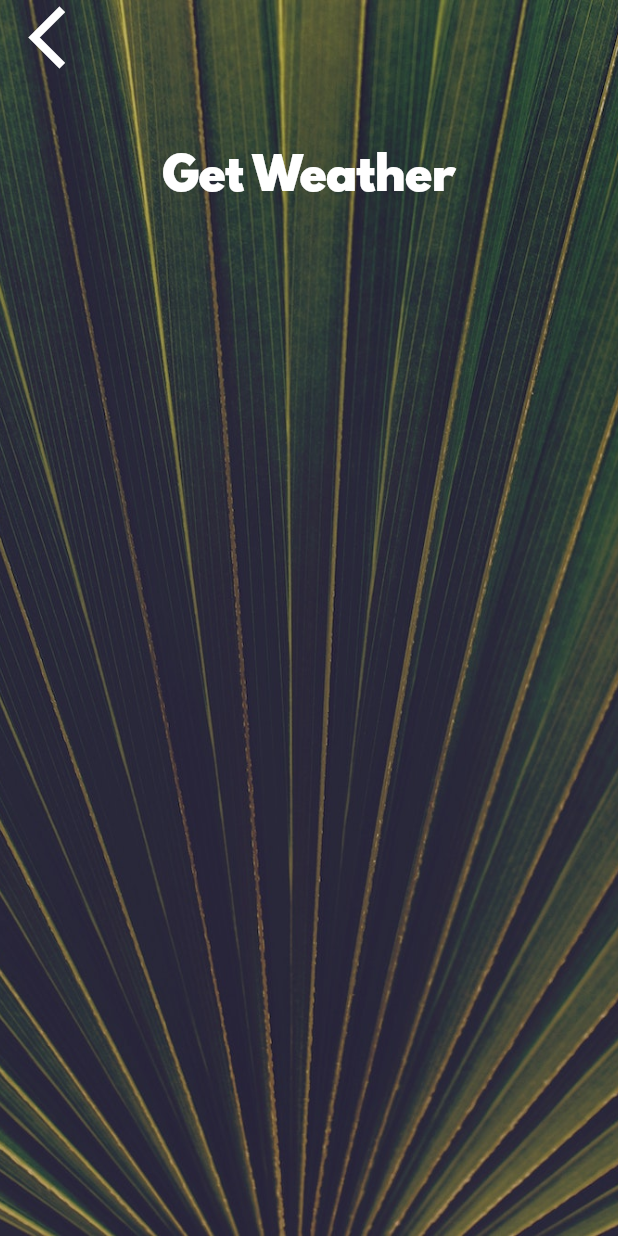
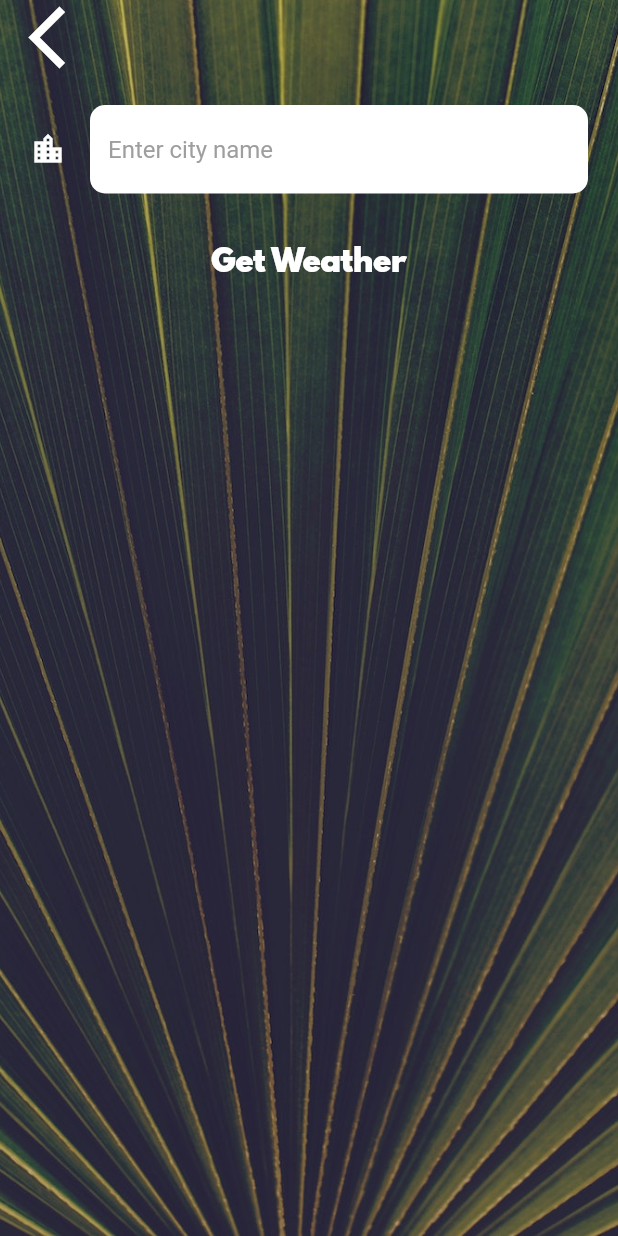
Before and after one commit to AnjumAsif/asif_weather, a Flutter app: the CityScreen screen opened directly, on a phone screen of 412 x 824 dp. Run offline on Flutter 3.47's test engine with Material 2 defaults, Android fonts, the phone set to English and light mode, and no system bars; our stand-ins replace flutter_spinkit, geolocator; network calls fail.

```diff
--- a/lib/main.dart
+++ b/lib/main.dart
@@ -11,6 +11,7 @@ class MainApp extends StatelessWidget{
     // TODO: implement build
     return MaterialApp(
       theme: ThemeData.dark(),
+      debugShowCheckedModeBanner: false,
       home: LoadingScreen(),
     );
   }
--- a/lib/screens/city_screen.dart
+++ b/lib/screens/city_screen.dart
@@ -10,6 +10,8 @@ class CityScreen extends StatefulWidget {
 }
 
 class _CityScreenState extends State<CityScreen> {
+  String cityName='';
+
   @override
   Widget build(BuildContext context) {
     // TODO: implement build
@@ -28,7 +30,9 @@ class _CityScreenState extends State<CityScreen> {
               Align(
                 alignment: Alignment.topLeft,
                 child: FlatButton(
-                  onPressed: () {},
+                  onPressed: () {
+                    Navigator.pop(context);
+                  },
                   child: Icon(
                     Icons.arrow_back_ios,
                     size: 50.0,
@@ -37,10 +41,18 @@ class _CityScreenState extends State<CityScreen> {
               ),
               Container(
                 padding: EdgeInsets.all(20.0),
-                child: null,
+                child: TextField(
+                  style: TextStyle(color: Colors.black),
+                  decoration: kInputDecoration,
+                  onChanged: (value){
+                    cityName=value;
+                  },
+                ),
               ),
               FlatButton(
-                onPressed: () {},
+                onPressed: () {
+                  Navigator.pop(context,cityName);
+                },
                 child: Text(
                   'Get Weather',
                   style: kButtonTextStyle,
--- a/lib/utilities/constants.dart
+++ b/lib/utilities/constants.dart
@@ -2,19 +2,33 @@ import 'package:flutter/material.dart';
 
 const kTempTextStyle = TextStyle(
   fontFamily: 'Spartan MB',
-  fontSize: 100.0,
+  fontSize: 60.0,
 );
 
 const kMessageTextStyle = TextStyle(
   fontFamily: 'Spartan MB',
-  fontSize: 60.0,
+  fontSize: 15.0,
 );
 
 const kButtonTextStyle = TextStyle(
-  fontSize: 30.0,
+  fontSize: 20.0,
   fontFamily: 'Spartan MB',
 );
 
 const kConditionTextStyle = TextStyle(
-  fontSize: 100.0,
+  fontSize: 30.0,
 );
+
+const kInputDecoration=InputDecoration(
+  filled: true,
+  fillColor: Colors.white,
+  hintText: 'Enter city name',
+  hintStyle: TextStyle(color: Colors.grey),
+  icon: Icon(Icons.location_city,color: Colors.white,),
+  border: OutlineInputBorder(
+    borderRadius: BorderRadius.all(
+      Radius.circular(10.0),
+    ),
+    borderSide: BorderSide.none,
+  ),
+);
--- a/pubspec.yaml
+++ b/pubspec.yaml
@@ -25,6 +25,7 @@ dependencies:
     sdk: flutter
   geolocator: ^6.1.13
   http: ^0.12.2
+  flutter_spinkit: "^4.1.2"
 
 
   # The following adds the Cupertino Icons font to your application.
```
Also changed, not shown: lib/screens/loading_screen.dart (+13 -19 lines), lib/screens/location_screen.dart (+59 -11 lines), lib/services/weather.dart (+24 -1 lines), pubspec.lock.
